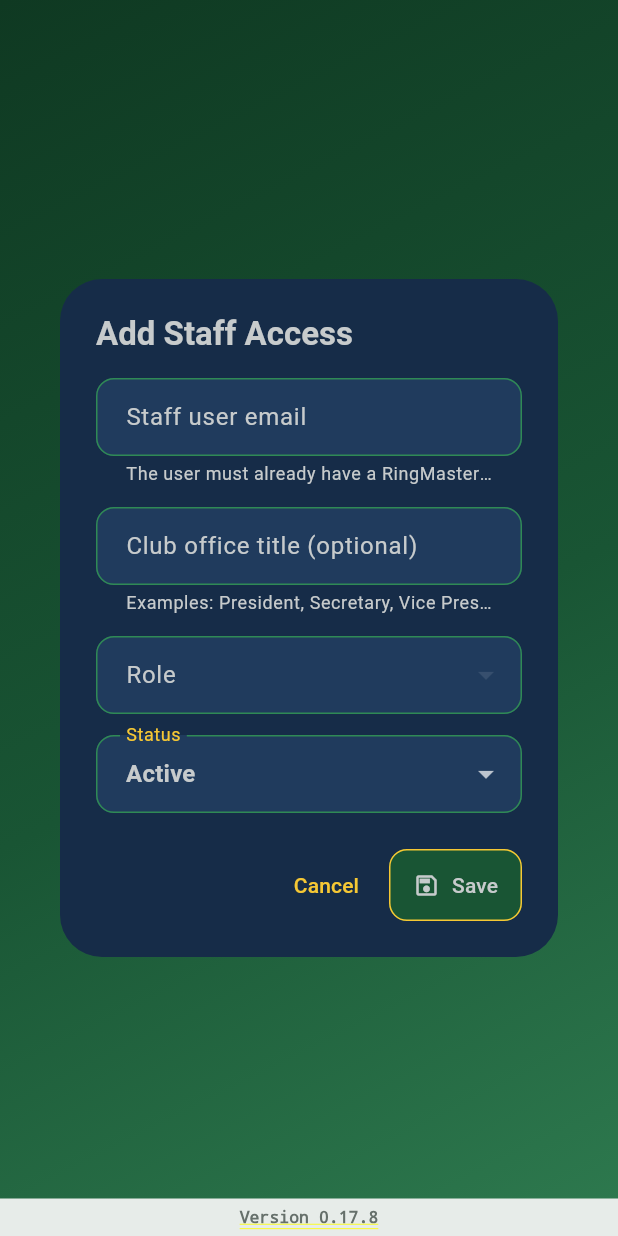
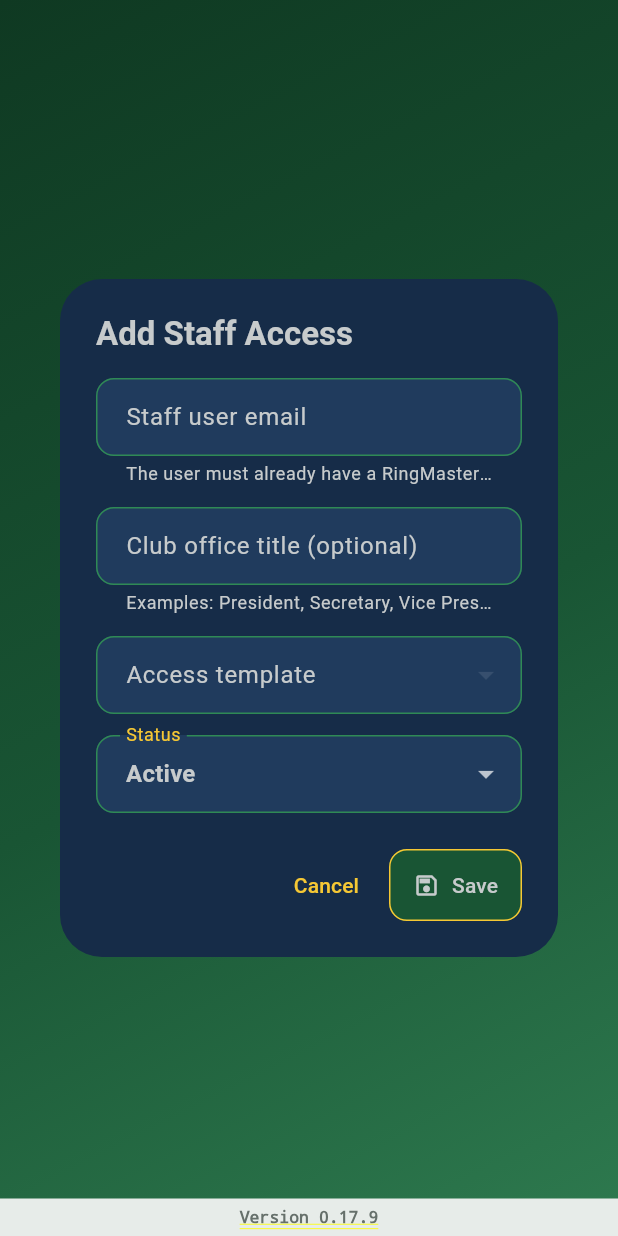
Before and after one commit to hunterinteractive-app/ringmaster-club, a Flutter app: the _StaffEditorDialog widget shown alone on an empty page, opened directly with empty values, on a phone screen of 412 x 824 dp. Run offline on Flutter 3.47's test engine with Material 3 defaults, Android fonts, the phone set to English and light mode, and no system bars; our stand-ins replace file_picker, supabase_flutter; missing offline and left inert: dart:html, dart:js_interop, pdfrx; accounts and stored records are empty; network calls fail.

Commit message:
Clarify officer titles in staff access

```diff
--- a/lib/config/app_versions.dart
+++ b/lib/config/app_versions.dart
@@ -1,6 +1,6 @@
 // lib/config/app_versions.dart
 
 /// Update this release label with every member-facing RingMaster Club update.
-const String kRingMasterClubAppVersion = '0.17.8';
+const String kRingMasterClubAppVersion = '0.17.9';
 const String kRingMasterClubBuildNumber = '2026.06.07';
 const String kRingMasterClubWorkflowVersion = '2026.06.07.1';
--- a/lib/screens/clubs/admin/club_staff_permissions_screen.dart
+++ b/lib/screens/clubs/admin/club_staff_permissions_screen.dart
@@ -394,7 +394,10 @@ class _ClubStaffPermissionsScreenState
           ),
           const SizedBox(height: 12),
           _CurrentAccessCard(
-            roleName: _currentUserRole?.name ?? 'No active staff role',
+            roleName:
+                _currentUserStaffAssignment?.titleOverride ??
+                _currentUserRole?.name ??
+                'No active staff role',
             canManageStaff: _canManageStaff,
             canManageBilling: _isCurrentUserOwner,
           ),
@@ -489,7 +492,7 @@ class _ClubStaffPermissionsScreenState
               onRemove: _removeStaff,
             ),
           const SizedBox(height: 20),
-          const _SectionTitle('Roles & Permissions'),
+          const _SectionTitle('Access Templates & Permissions'),
           if (dashboard.roles.isEmpty)
             const _InlineEmptyState(
               title: 'No roles configured',
@@ -548,9 +551,7 @@ class _StaffTable extends StatelessWidget {
                   DataCell(Text(item.email ?? '—')),
                   DataCell(
                     Text(
-                      item.titleOverride == null
-                          ? item.roleName ?? '—'
-                          : '${item.titleOverride}\n${item.roleName ?? '—'}',
+                      item.titleOverride ?? item.roleName ?? '—',
                       style: Theme.of(context).textTheme.bodyMedium?.copyWith(
                         fontWeight: FontWeight.w600,
                       ),
@@ -744,7 +745,7 @@ class _StaffEditorDialogState extends State<_StaffEditorDialog> {
                 DropdownButtonFormField<String>(
                   initialValue: _roleId,
                   decoration: const InputDecoration(
-                    labelText: 'Role',
+                    labelText: 'Access template',
                     border: OutlineInputBorder(),
                   ),
                   items: [
@@ -939,7 +940,7 @@ class _StaffInvitationDialogState extends State<_StaffInvitationDialog> {
               DropdownButtonFormField<String>(
                 initialValue: _roleId,
                 decoration: const InputDecoration(
-                  labelText: 'Role to activate',
+                  labelText: 'Access template',
                   border: OutlineInputBorder(),
                 ),
                 items: [
--- a/pubspec.yaml
+++ b/pubspec.yaml
@@ -16,7 +16,7 @@ publish_to: 'none' # Remove this line if you wish to publish to pub.dev
 # https://developer.apple.com/library/archive/documentation/General/Reference/InfoPlistKeyReference/Articles/CoreFoundationKeys.html
 # In Windows, build-name is used as the major, minor, and patch parts
 # of the product and file versions while build-number is used as the build suffix.
-version: 0.17.8+178
+version: 0.17.9+179
 
 environment:
   sdk: ^3.10.4
```
